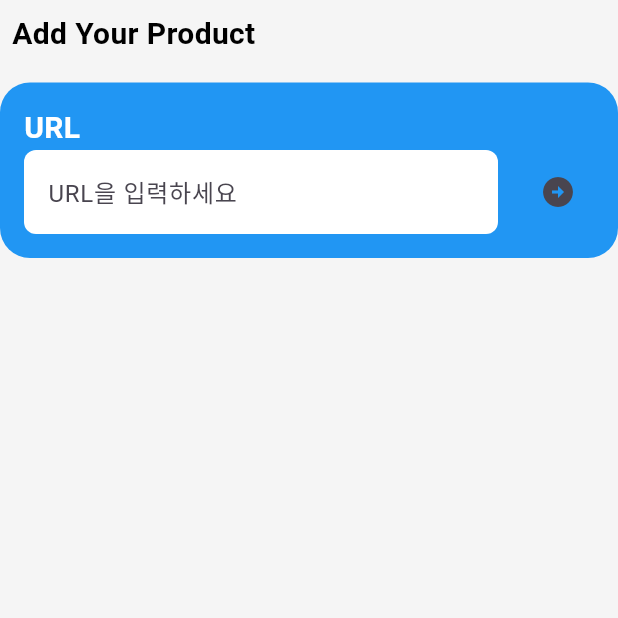
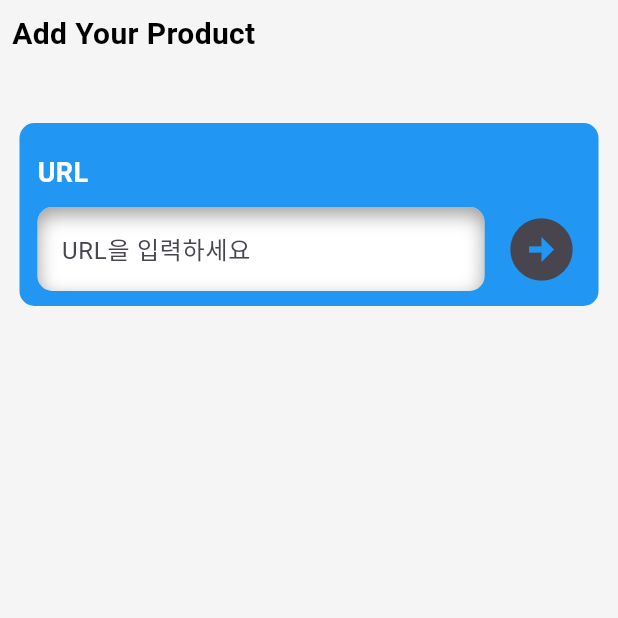
Before and after one commit to GGONGDON/Elecgotchi_Frontend, a Flutter app: the AddPage screen opened directly, on a phone screen of 412 x 824 dp, the top half of it. Run offline on Flutter 3.47's test engine with Material 3 defaults, Android fonts, the phone set to English and light mode, and no system bars; our stand-ins replace curved_navigation_bar, flutter_inset_box_shadow.

Commit message:
refactor: 2_add_page.dart UI 수정

```diff
--- a/lib/screens/2_add_page.dart
+++ b/lib/screens/2_add_page.dart
@@ -1,8 +1,5 @@
-import 'dart:ui';
-
-import 'package:flutter/cupertino.dart';
-import 'package:flutter/material.dart';
-import 'package:flutter/widgets.dart';
+import 'package:flutter/material.dart' hide BoxDecoration, BoxShadow;
+import 'package:flutter_inset_box_shadow/flutter_inset_box_shadow.dart';
 
 // 2.1 제품 등록 페이지
 class AddPage extends StatefulWidget {
@@ -19,7 +16,7 @@ class AddState extends State<AddPage> {
 
     return Scaffold(
       // 전체화면 색상
-      backgroundColor: Color(0xFFF5F5F5),
+      backgroundColor: const Color(0xFFF5F5F5),
 
       body: SafeArea(
         child: Column(
@@ -27,7 +24,10 @@ class AddState extends State<AddPage> {
           children: [
             Padding(
               padding: const EdgeInsets.all(8.0),
-              child: Text(
+              child: Column(
+                crossAxisAlignment: CrossAxisAlignment.start,
+                children: [
+                  const Text(
                     'Add Your Product',
                     style: TextStyle(
                       color: Colors.black,
@@ -35,47 +35,43 @@ class AddState extends State<AddPage> {
                       fontWeight: FontWeight.w600,
                     ),
                   ),
-            ),
                   /**
-             * URL 입력란
+                   * URL 입력박스
                    */
-            SizedBox(height: 10.0,),
+                  const SizedBox(height: 45.0,),
                   Container(
-              padding: const EdgeInsets.all(16.0),
+                    margin: const EdgeInsets.fromLTRB(5, 0, 5, 0),
+                    padding: const EdgeInsets.fromLTRB(12, 20, 5, 5),
                     width: screenWidth,
                     decoration: BoxDecoration(
                       color: Colors.blue,
-                borderRadius: BorderRadius.circular(20.0),
+                      borderRadius: BorderRadius.circular(10.0),
                     ),
                     child: Column(
                       crossAxisAlignment: CrossAxisAlignment.start,
                       children: <Widget>[
                         const Text("URL",
                           style: TextStyle(
-                    fontSize: 20,
+                            fontSize: 18,
                             fontWeight: FontWeight.w700,
                             color: Colors.white,
                           ),),
+                        const SizedBox(height: 5),
                         Row(
                           children: <Widget>[
                             Expanded(
                               child: Container(
                                 decoration: BoxDecoration(
                                   color: const Color(0xFFFFFFFF),
-                            borderRadius: BorderRadius.circular(8),
-                            // boxShadow: [
-                            //   BoxShadow(
-                            //     color: Colors.grey,
-                            //     offset: Offset(0, 10),
-                            //     blurRadius: 4.0,
-                            //
-                            //   ),
-                            //   BoxShadow(
-                            //       color: Colors.grey,
-                            //       offset: Offset(0, 10),
-                            //       blurRadius: 4.0
-                            //   ),
-                            // ]
+                                  borderRadius: BorderRadius.circular(10.0),
+                                  boxShadow: const [
+                                    BoxShadow(
+                                      offset: Offset(0, 5),
+                                      blurRadius: 10,
+                                      color: Colors.grey,
+                                      inset: true,
+                                    ),
+                                  ],
                                 ),
                                 child: TextField(
                                   // controller: _textController,
@@ -89,13 +85,16 @@ class AddState extends State<AddPage> {
                                 ),
                               ),
                             ),
-                      const SizedBox(width: 16.0),
+                            const SizedBox(width: 5.0),
                             IconButton(
-                        // iconSize: ,
+                              iconSize: 50.0,
                               icon: const Icon(Icons.arrow_circle_right),
-                          onPressed: () {print("onPressed!");},
+                              onPressed: () { print("onPressed!"); },
                             ),
                           ],
+                        ),
+                      ],
+                    ),
                   ),
                 ],
               ),
--- a/pubspec.yaml
+++ b/pubspec.yaml
@@ -38,6 +38,7 @@ dependencies:
   provider: ^6.1.1
 
   curved_navigation_bar: ^1.0.3
+  flutter_inset_box_shadow: ^1.0.8
 
 dev_dependencies:
   flutter_test:
```
Also changed, not shown: pubspec.lock. Lines whose indentation alone changed are shown as unchanged.
